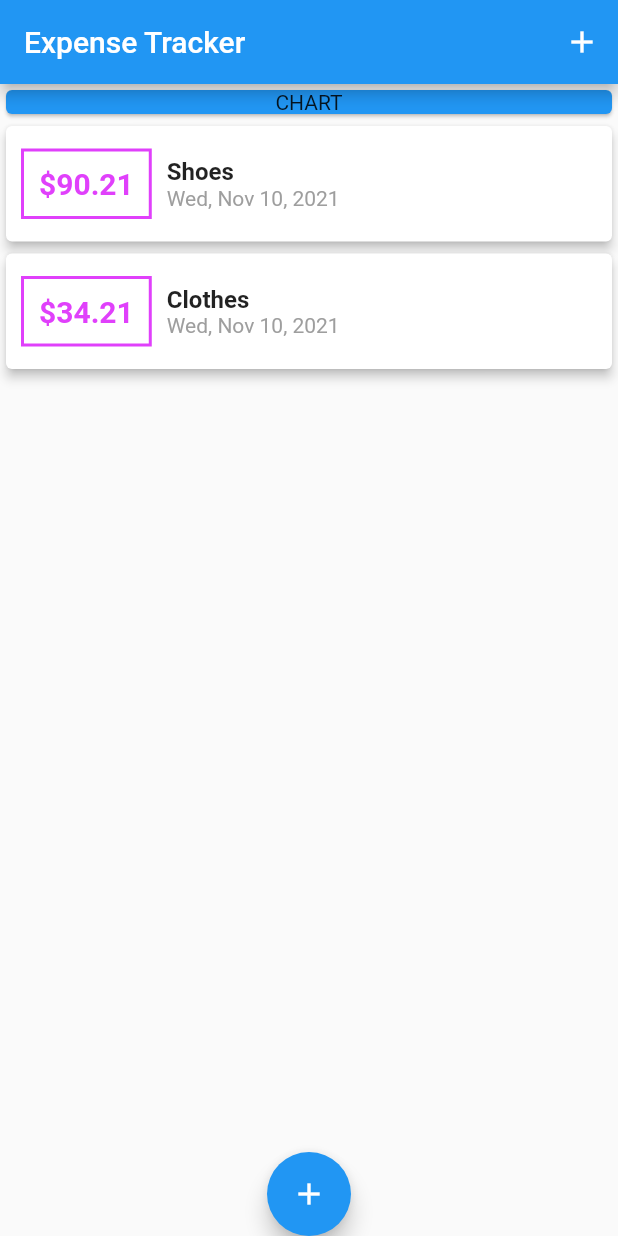
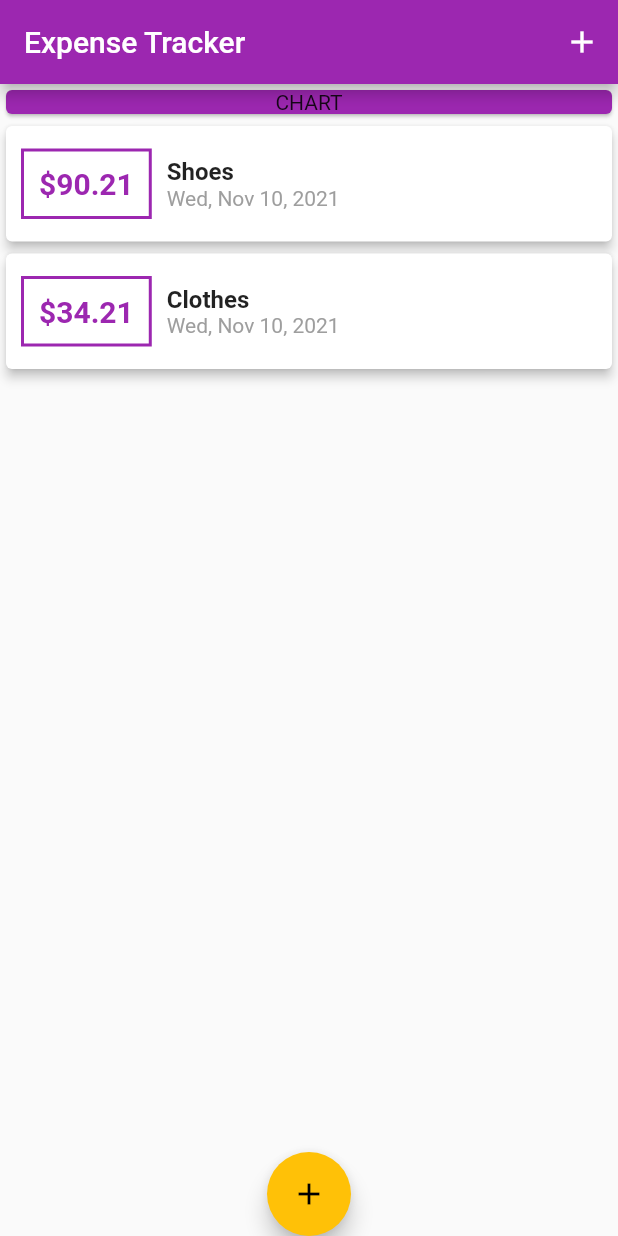
Before and after one commit to OstrichFarmer/personal_expense_tracker, a Flutter app: the screen it shows after launch, on a phone screen of 412 x 824 dp. Run offline on Flutter 3.47's test engine with Material 2 defaults, Android fonts, the phone set to English and light mode, and no system bars.

Commit message:
Configuring theme

```diff
--- a/lib/main.dart
+++ b/lib/main.dart
@@ -12,6 +12,7 @@ class MyApp extends StatelessWidget {
     return MaterialApp(
       title: 'flutter app',
       home: MyHomePage(),
+      theme: ThemeData(primarySwatch: Colors.purple, accentColor: Colors.amber),
     );
   }
 }
@@ -74,7 +75,7 @@ class _MyHomePageState extends State<MyHomePage> {
             Container(
               width: double.infinity,
               child: Card(
-                color: Colors.blue,
+                color: Theme.of(context).primaryColor,
                 child: Text(
                   'CHART',
                   textAlign: TextAlign.center,
--- a/lib/widgets/transaction_list.dart
+++ b/lib/widgets/transaction_list.dart
@@ -18,14 +18,15 @@ class TransactionList extends StatelessWidget {
                 Container(
                   padding: EdgeInsets.all(10),
                   decoration: BoxDecoration(
-                      border: Border.all(color: Colors.purpleAccent, width: 2)),
+                      border: Border.all(
+                          color: Theme.of(context).primaryColor, width: 2)),
                   margin: EdgeInsets.symmetric(horizontal: 10, vertical: 15),
                   child: Text(
                     '\$${transactions[index].amount.toStringAsFixed(2)}',
                     style: TextStyle(
                         fontWeight: FontWeight.bold,
                         fontSize: 20,
-                        color: Colors.purpleAccent),
+                        color: Theme.of(context).primaryColor),
                   ),
                 ),
                 Column(
```
